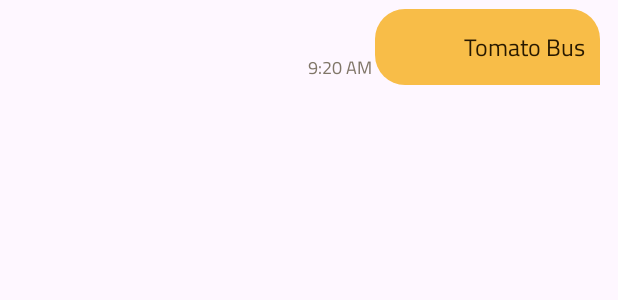
After one commit to albasheer276/DoctorsPhones, an Android app: the layout chat_out_layout.xml on its own in the app's theme, with its tools: preview values and no code run, on a phone screen of 412 x 824 dp. The commit adds this screen. Shown: the top 300 px of the screen. Run offline under Robolectric (Android 15) with nearby library versions, the phone set to English and light mode, and no system bars.

Commit message:
complete chat

```diff
--- a/app/src/main/AndroidManifest.xml
+++ b/app/src/main/AndroidManifest.xml
@@ -16,7 +16,7 @@
         <activity
             android:name=".MainActivity"
             android:exported="true"
-            android:windowSoftInputMode="adjustResize|stateHidden">
+            android:windowSoftInputMode="adjustResize|stateVisible">
             <intent-filter>
                 <action android:name="android.intent.action.MAIN" />
 
--- a/app/src/main/java/it/doctorphones/com/models/ChatMessage.kt
+++ b/app/src/main/java/it/doctorphones/com/models/ChatMessage.kt
@@ -4,5 +4,10 @@ data class ChatMessage(
     val id: String? = "",
     val text: String? = "",
     val userId: String? = "",
+    val userName: String? = "",
+    var userNameDesc: String? = "",
+    val userProfile: String? = "",
     val date: String? = "",
+    var type: Int? = null,
+    var isContinue:Boolean = false
 )
--- a/app/src/main/java/it/doctorphones/com/models/ForumRequest.kt
+++ b/app/src/main/java/it/doctorphones/com/models/ForumRequest.kt
@@ -11,6 +11,7 @@ data class ForumRequest(
     val province: String? = "",
     val specialization: String? = "",
     val doctorName: String? = "",
+    val chatMessages: HashMap<String, ChatMessage>? = null,
 
     @Exclude @JvmField
     val notificationsCount: Int = 0,
--- a/app/src/main/java/it/doctorphones/com/utils/Constants.kt
+++ b/app/src/main/java/it/doctorphones/com/utils/Constants.kt
@@ -39,6 +39,8 @@ const val PASSWORD = "password"
 const val USERS_TABLE = "users"
 const val DOCTORS_TABLE = "doctors"
 const val FORUMS_TABLE = "forums"
-const val CHATS_TABLE = "chats"
 
 const val PICK_CONTACT_INTENT = 20332
+
+const val OUT_CHAT = 0
+const val IN_CHAT = 1
--- /dev/null
+++ b/app/src/main/res/drawable/chat_out_bg.xml
@@ -0,0 +1,12 @@
+<?xml version="1.0" encoding="utf-8"?>
+<selector xmlns:android="http://schemas.android.com/apk/res/android">
+    <item>
+        <shape android:shape="rectangle">
+            <solid android:color="@color/md_theme_light_inversePrimary" />
+            <corners android:bottomLeftRadius="20dp"
+                android:bottomRightRadius="0dp"
+                android:topLeftRadius="20dp"
+                android:topRightRadius="20dp" />
+        </shape>
+    </item>
+</selector>
--- /dev/null
+++ b/app/src/main/res/layout/chat_out_layout.xml
@@ -0,0 +1,32 @@
+<?xml version="1.0" encoding="utf-8"?>
+<androidx.constraintlayout.widget.ConstraintLayout xmlns:android="http://schemas.android.com/apk/res/android"
+    xmlns:tools="http://schemas.android.com/tools"
+    android:layout_width="match_parent"
+    android:layout_height="wrap_content"
+    android:paddingVertical="6dp"
+    android:paddingHorizontal="12dp"
+    xmlns:app="http://schemas.android.com/apk/res-auto">
+
+    <TextView
+        android:id="@+id/chatItem_txtContent"
+        style="@style/ChatMessageContent"
+        android:gravity="right"
+        android:layout_width="0dp"
+        android:layout_height="wrap_content"
+        android:background="@drawable/chat_out_bg"
+        android:maxWidth="300dp"
+        android:minWidth="150dp"
+        app:layout_constraintEnd_toEndOf="parent"
+        app:layout_constraintTop_toTopOf="parent"
+        tools:text="Tomato Bus" />
+
+    <TextView
+        android:id="@+id/chatItem_txtTimeAgo"
+        style="@style/TimeText"
+        android:layout_width="wrap_content"
+        android:layout_height="wrap_content"
+        android:layout_marginEnd="2dp"
+        app:layout_constraintBottom_toBottomOf="@+id/chatItem_txtContent"
+        app:layout_constraintEnd_toStartOf="@+id/chatItem_txtContent"
+        tools:text="9:20 AM" />
+</androidx.constraintlayout.widget.ConstraintLayout>
--- a/app/src/main/res/values/strings.xml
+++ b/app/src/main/res/values/strings.xml
@@ -69,4 +69,5 @@
     <string name="add_forum_request">add forum request</string>
     <string name="delete_chat">حذف الطلب</string>
     <string name="write_here">اكتب هنا…</string>
+    <string name="empty_chat">لا توجد رسائل</string>
 </resources>
--- a/app/src/main/res/values/themes.xml
+++ b/app/src/main/res/values/themes.xml
@@ -134,9 +134,27 @@
         <item name="android:textSize">18sp</item>
     </style>
 
+    <style name="ChatName">
+        <item name="android:gravity">right</item>
+        <item name="android:textColor">@color/md_theme_light_onPrimaryContainer</item>
+        <item name="android:textSize">16sp</item>
+    </style>
+
+    <style name="ChatMessageContent">
+        <item name="android:gravity">left</item>
+        <item name="android:textColor">@color/md_theme_light_onPrimaryContainer</item>
+        <item name="android:textSize">16sp</item>
+        <item name="android:padding">10dp</item>
+    </style>
+
     <style name="CardSecondary">
         <item name="android:textColor">@color/md_theme_light_outline</item>
         <item name="android:textSize">14sp</item>
+    </style>
+
+    <style name="TimeText">
+        <item name="android:textColor">@color/md_theme_light_outline</item>
+        <item name="android:textSize">12sp</item>
     </style>
 
     <style name="FormAlertLabel">
```
Also changed, not shown: app/src/main/java/it/doctorphones/com/adapters/ChatForumRVAdapter.kt (added, +70 -0 lines), app/src/main/java/it/doctorphones/com/ui/ForumChatFragment.kt (+82 -10 lines), app/src/main/java/it/doctorphones/com/ui/ForumDoctorFragment.kt (+5 -14 lines), app/src/main/java/it/doctorphones/com/utils/Utils.kt (+24 -7 lines), app/src/main/res/drawable/chat_in_bg.xml (added, +12 -0 lines), app/src/main/res/layout/chat_in_layout.xml (added, +68 -0 lines), app/src/main/res/layout/empty_chat_layout.xml (added, +19 -0 lines), app/src/main/res/layout/fragment_forum_chat.xml (+12 -32 lines).
